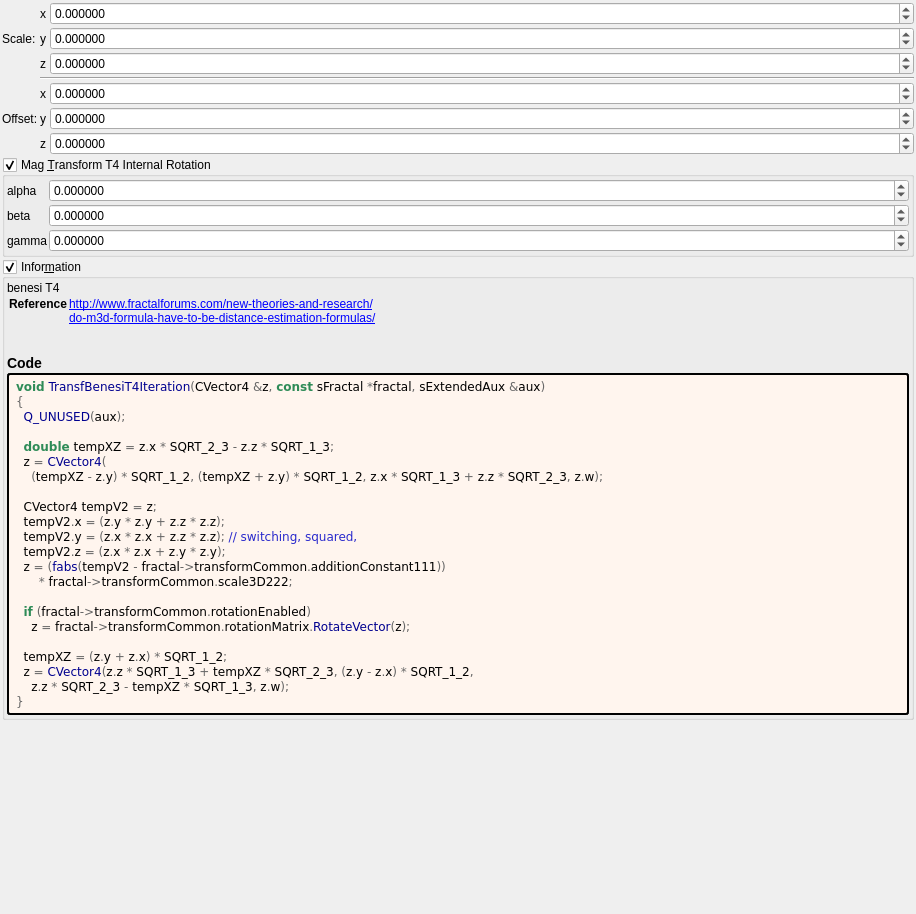
Qt form mandelbulber2/formula/ui/transf_benesi_t4.ui (buddhi1980/mandelbulber2) before a commit.
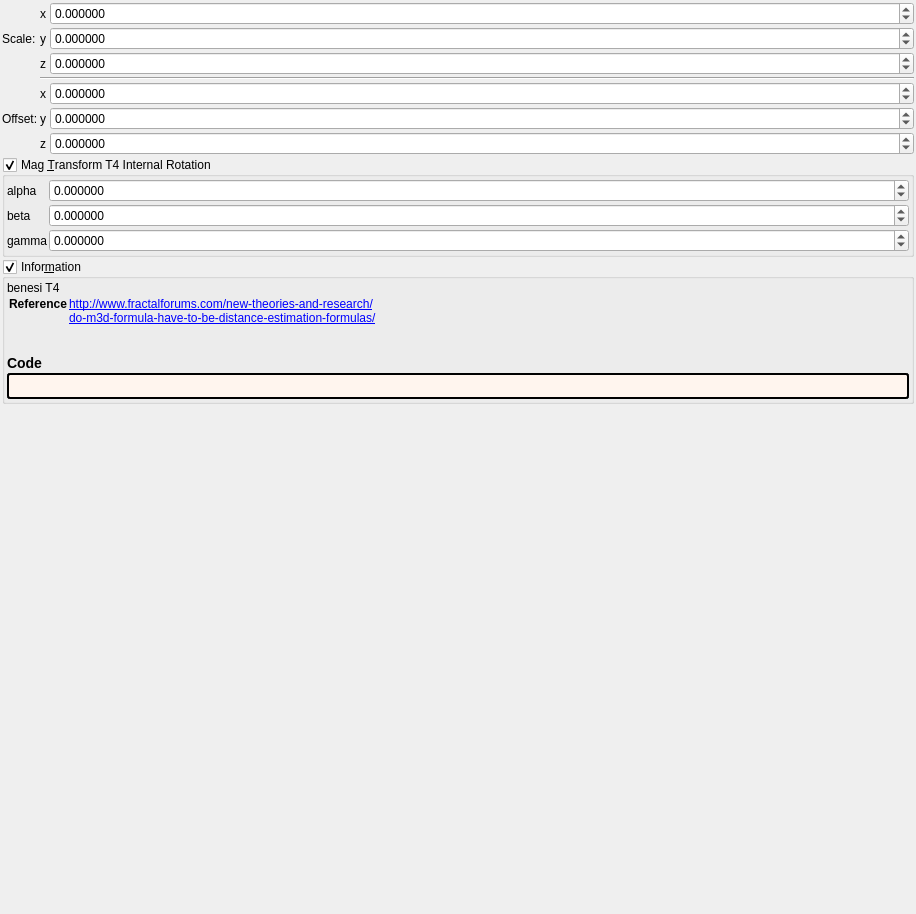
The same form after that commit. Custom widgets are drawn as their Qt base class.

The edit to the form file:
```diff
--- a/mandelbulber2/formula/ui/transf_benesi_t4.ui
+++ b/mandelbulber2/formula/ui/transf_benesi_t4.ui
@@ -460,31 +460,7 @@
          <string notr="true">border-style: outset; border-width: 2px; border-radius: 3px; border-color: black; background-color: #fff5ee; padding: 4px;</string>
         </property>
         <property name="text">
-         <string notr="true">&lt;body style=&quot;background-color:#fff5ee&quot;&gt;
-&lt;pre style=&quot;color:#000000; background-color:#fff5ee;  font-family:'Courier New',monospace;&quot;&gt;&lt;span style=&quot;color:#2e8b57; font-weight:bold&quot;&gt;void&lt;/span&gt; &lt;span style=&quot;color:#00008f&quot;&gt;TransfBenesiT4Iteration&lt;/span&gt;&lt;span style=&quot;color:#676767&quot;&gt;(&lt;/span&gt;CVector4 &lt;span style=&quot;color:#676767&quot;&gt;&amp;amp;&lt;/span&gt;z&lt;span style=&quot;color:#676767&quot;&gt;,&lt;/span&gt; &lt;span style=&quot;color:#2e8b57; font-weight:bold&quot;&gt;const&lt;/span&gt; sFractal &lt;span style=&quot;color:#676767&quot;&gt;*&lt;/span&gt;fractal&lt;span style=&quot;color:#676767&quot;&gt;,&lt;/span&gt; sExtendedAux &lt;span style=&quot;color:#676767&quot;&gt;&amp;amp;&lt;/span&gt;aux&lt;span style=&quot;color:#676767&quot;&gt;)&lt;/span&gt;
-&lt;span style=&quot;color:#676767&quot;&gt;{&lt;/span&gt;
-  &lt;span style=&quot;color:#00008f&quot;&gt;Q_UNUSED&lt;/span&gt;&lt;span style=&quot;color:#676767&quot;&gt;(&lt;/span&gt;aux&lt;span style=&quot;color:#676767&quot;&gt;);&lt;/span&gt;
-
-  &lt;span style=&quot;color:#2e8b57; font-weight:bold&quot;&gt;double&lt;/span&gt; tempXZ &lt;span style=&quot;color:#676767&quot;&gt;=&lt;/span&gt; z&lt;span style=&quot;color:#676767&quot;&gt;.&lt;/span&gt;x &lt;span style=&quot;color:#676767&quot;&gt;*&lt;/span&gt; SQRT_2_3 &lt;span style=&quot;color:#676767&quot;&gt;-&lt;/span&gt; z&lt;span style=&quot;color:#676767&quot;&gt;.&lt;/span&gt;z &lt;span style=&quot;color:#676767&quot;&gt;*&lt;/span&gt; SQRT_1_3&lt;span style=&quot;color:#676767&quot;&gt;;&lt;/span&gt;
-  z &lt;span style=&quot;color:#676767&quot;&gt;=&lt;/span&gt; &lt;span style=&quot;color:#00008f&quot;&gt;CVector4&lt;/span&gt;&lt;span style=&quot;color:#676767&quot;&gt;(&lt;/span&gt;
-    &lt;span style=&quot;color:#676767&quot;&gt;(&lt;/span&gt;tempXZ &lt;span style=&quot;color:#676767&quot;&gt;-&lt;/span&gt; z&lt;span style=&quot;color:#676767&quot;&gt;.&lt;/span&gt;y&lt;span style=&quot;color:#676767&quot;&gt;) *&lt;/span&gt; SQRT_1_2&lt;span style=&quot;color:#676767&quot;&gt;, (&lt;/span&gt;tempXZ &lt;span style=&quot;color:#676767&quot;&gt;+&lt;/span&gt; z&lt;span style=&quot;color:#676767&quot;&gt;.&lt;/span&gt;y&lt;span style=&quot;color:#676767&quot;&gt;) *&lt;/span&gt; SQRT_1_2&lt;span style=&quot;color:#676767&quot;&gt;,&lt;/span&gt; z&lt;span style=&quot;color:#676767&quot;&gt;.&lt;/span&gt;x &lt;span style=&quot;color:#676767&quot;&gt;*&lt;/span&gt; SQRT_1_3 &lt;span style=&quot;color:#676767&quot;&gt;+&lt;/span&gt; z&lt;span style=&quot;color:#676767&quot;&gt;.&lt;/span&gt;z &lt;span style=&quot;color:#676767&quot;&gt;*&lt;/span&gt; SQRT_2_3&lt;span style=&quot;color:#676767&quot;&gt;,&lt;/span&gt; z&lt;span style=&quot;color:#676767&quot;&gt;.&lt;/span&gt;w&lt;span style=&quot;color:#676767&quot;&gt;);&lt;/span&gt;
-
-  CVector4 tempV2 &lt;span style=&quot;color:#676767&quot;&gt;=&lt;/span&gt; z&lt;span style=&quot;color:#676767&quot;&gt;;&lt;/span&gt;
-  tempV2&lt;span style=&quot;color:#676767&quot;&gt;.&lt;/span&gt;x &lt;span style=&quot;color:#676767&quot;&gt;= (&lt;/span&gt;z&lt;span style=&quot;color:#676767&quot;&gt;.&lt;/span&gt;y &lt;span style=&quot;color:#676767&quot;&gt;*&lt;/span&gt; z&lt;span style=&quot;color:#676767&quot;&gt;.&lt;/span&gt;y &lt;span style=&quot;color:#676767&quot;&gt;+&lt;/span&gt; z&lt;span style=&quot;color:#676767&quot;&gt;.&lt;/span&gt;z &lt;span style=&quot;color:#676767&quot;&gt;*&lt;/span&gt; z&lt;span style=&quot;color:#676767&quot;&gt;.&lt;/span&gt;z&lt;span style=&quot;color:#676767&quot;&gt;);&lt;/span&gt;
-  tempV2&lt;span style=&quot;color:#676767&quot;&gt;.&lt;/span&gt;y &lt;span style=&quot;color:#676767&quot;&gt;= (&lt;/span&gt;z&lt;span style=&quot;color:#676767&quot;&gt;.&lt;/span&gt;x &lt;span style=&quot;color:#676767&quot;&gt;*&lt;/span&gt; z&lt;span style=&quot;color:#676767&quot;&gt;.&lt;/span&gt;x &lt;span style=&quot;color:#676767&quot;&gt;+&lt;/span&gt; z&lt;span style=&quot;color:#676767&quot;&gt;.&lt;/span&gt;z &lt;span style=&quot;color:#676767&quot;&gt;*&lt;/span&gt; z&lt;span style=&quot;color:#676767&quot;&gt;.&lt;/span&gt;z&lt;span style=&quot;color:#676767&quot;&gt;);&lt;/span&gt; &lt;span style=&quot;color:#2929cc&quot;&gt;// switching, squared,&lt;/span&gt;
-  tempV2&lt;span style=&quot;color:#676767&quot;&gt;.&lt;/span&gt;z &lt;span style=&quot;color:#676767&quot;&gt;= (&lt;/span&gt;z&lt;span style=&quot;color:#676767&quot;&gt;.&lt;/span&gt;x &lt;span style=&quot;color:#676767&quot;&gt;*&lt;/span&gt; z&lt;span style=&quot;color:#676767&quot;&gt;.&lt;/span&gt;x &lt;span style=&quot;color:#676767&quot;&gt;+&lt;/span&gt; z&lt;span style=&quot;color:#676767&quot;&gt;.&lt;/span&gt;y &lt;span style=&quot;color:#676767&quot;&gt;*&lt;/span&gt; z&lt;span style=&quot;color:#676767&quot;&gt;.&lt;/span&gt;y&lt;span style=&quot;color:#676767&quot;&gt;);&lt;/span&gt;
-  z &lt;span style=&quot;color:#676767&quot;&gt;= (&lt;/span&gt;&lt;span style=&quot;color:#00008f&quot;&gt;fabs&lt;/span&gt;&lt;span style=&quot;color:#676767&quot;&gt;(&lt;/span&gt;tempV2 &lt;span style=&quot;color:#676767&quot;&gt;-&lt;/span&gt; fractal&lt;span style=&quot;color:#676767&quot;&gt;-&amp;gt;&lt;/span&gt;transformCommon&lt;span style=&quot;color:#676767&quot;&gt;.&lt;/span&gt;additionConstant111&lt;span style=&quot;color:#676767&quot;&gt;))&lt;/span&gt;
-      &lt;span style=&quot;color:#676767&quot;&gt;*&lt;/span&gt; fractal&lt;span style=&quot;color:#676767&quot;&gt;-&amp;gt;&lt;/span&gt;transformCommon&lt;span style=&quot;color:#676767&quot;&gt;.&lt;/span&gt;scale3D222&lt;span style=&quot;color:#676767&quot;&gt;;&lt;/span&gt;
-
-  &lt;span style=&quot;color:#2e8b57; font-weight:bold&quot;&gt;if&lt;/span&gt; &lt;span style=&quot;color:#676767&quot;&gt;(&lt;/span&gt;fractal&lt;span style=&quot;color:#676767&quot;&gt;-&amp;gt;&lt;/span&gt;transformCommon&lt;span style=&quot;color:#676767&quot;&gt;.&lt;/span&gt;rotationEnabled&lt;span style=&quot;color:#676767&quot;&gt;)&lt;/span&gt;
-    z &lt;span style=&quot;color:#676767&quot;&gt;=&lt;/span&gt; fractal&lt;span style=&quot;color:#676767&quot;&gt;-&amp;gt;&lt;/span&gt;transformCommon&lt;span style=&quot;color:#676767&quot;&gt;.&lt;/span&gt;rotationMatrix&lt;span style=&quot;color:#676767&quot;&gt;.&lt;/span&gt;&lt;span style=&quot;color:#00008f&quot;&gt;RotateVector&lt;/span&gt;&lt;span style=&quot;color:#676767&quot;&gt;(&lt;/span&gt;z&lt;span style=&quot;color:#676767&quot;&gt;);&lt;/span&gt;
-
-  tempXZ &lt;span style=&quot;color:#676767&quot;&gt;= (&lt;/span&gt;z&lt;span style=&quot;color:#676767&quot;&gt;.&lt;/span&gt;y &lt;span style=&quot;color:#676767&quot;&gt;+&lt;/span&gt; z&lt;span style=&quot;color:#676767&quot;&gt;.&lt;/span&gt;x&lt;span style=&quot;color:#676767&quot;&gt;) *&lt;/span&gt; SQRT_1_2&lt;span style=&quot;color:#676767&quot;&gt;;&lt;/span&gt;
-  z &lt;span style=&quot;color:#676767&quot;&gt;=&lt;/span&gt; &lt;span style=&quot;color:#00008f&quot;&gt;CVector4&lt;/span&gt;&lt;span style=&quot;color:#676767&quot;&gt;(&lt;/span&gt;z&lt;span style=&quot;color:#676767&quot;&gt;.&lt;/span&gt;z &lt;span style=&quot;color:#676767&quot;&gt;*&lt;/span&gt; SQRT_1_3 &lt;span style=&quot;color:#676767&quot;&gt;+&lt;/span&gt; tempXZ &lt;span style=&quot;color:#676767&quot;&gt;*&lt;/span&gt; SQRT_2_3&lt;span style=&quot;color:#676767&quot;&gt;, (&lt;/span&gt;z&lt;span style=&quot;color:#676767&quot;&gt;.&lt;/span&gt;y &lt;span style=&quot;color:#676767&quot;&gt;-&lt;/span&gt; z&lt;span style=&quot;color:#676767&quot;&gt;.&lt;/span&gt;x&lt;span style=&quot;color:#676767&quot;&gt;) *&lt;/span&gt; SQRT_1_2&lt;span style=&quot;color:#676767&quot;&gt;,&lt;/span&gt;
-    z&lt;span style=&quot;color:#676767&quot;&gt;.&lt;/span&gt;z &lt;span style=&quot;color:#676767&quot;&gt;*&lt;/span&gt; SQRT_2_3 &lt;span style=&quot;color:#676767&quot;&gt;-&lt;/span&gt; tempXZ &lt;span style=&quot;color:#676767&quot;&gt;*&lt;/span&gt; SQRT_1_3&lt;span style=&quot;color:#676767&quot;&gt;,&lt;/span&gt; z&lt;span style=&quot;color:#676767&quot;&gt;.&lt;/span&gt;w&lt;span style=&quot;color:#676767&quot;&gt;);&lt;/span&gt;
-&lt;span style=&quot;color:#676767&quot;&gt;}&lt;/span&gt;
-&lt;/pre&gt;
-&lt;/body&gt;</string>
+         <string notr="true"></string>
         </property>
         <property name="wordWrap">
          <bool>true</bool>
```
